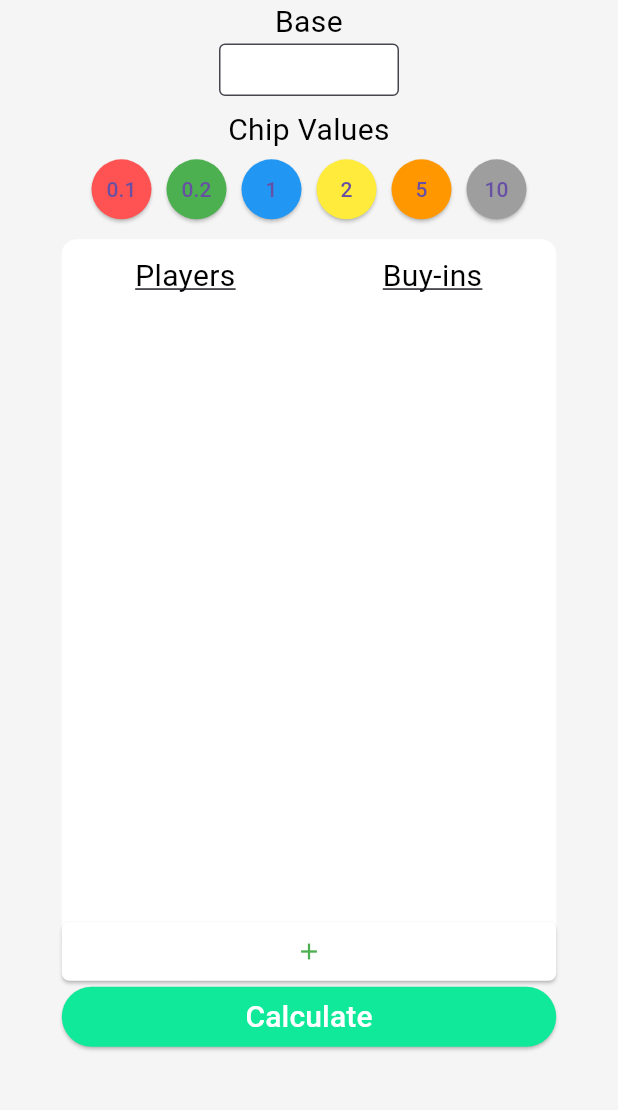
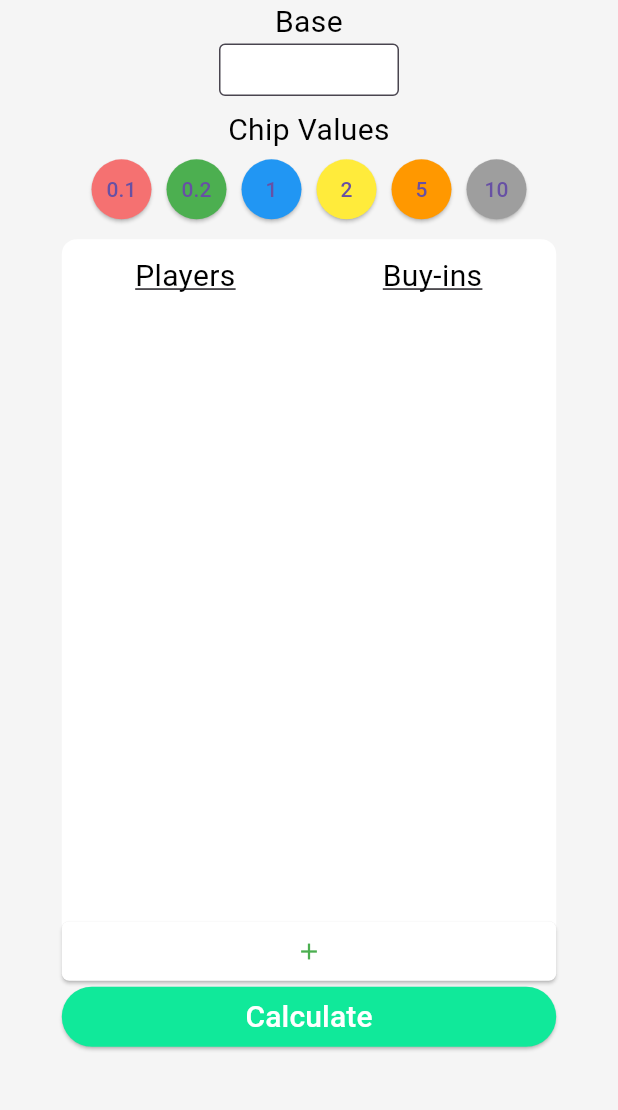
Before and after one commit to Boonpin97/chips_counter_V2, a Flutter app: the screen it shows after launch, on a phone screen of 412 x 824 dp, the part 84-1194 px from its top. Run offline on Flutter 3.47's test engine with Material 3 defaults, Android fonts, the phone set to English and light mode, and no system bars.

Commit message:
Lightened colour of red coin

```diff
--- a/lib/params.dart
+++ b/lib/params.dart
@@ -1,7 +1,7 @@
 import 'package:flutter/material.dart';
 
 double playerbase = 0.0;
-const List<Color> coinColor = [Colors.redAccent, Colors.green, Colors.blue, Colors.yellow, Colors.orange, Colors.grey];
+const List<Color> coinColor = [Color.fromARGB(255, 245, 113, 113), Colors.green, Colors.blue, Colors.yellow, Colors.orange, Colors.grey];
 List<String> denominationList = ['0.1', '0.2', '1', '2', '5', '10'];
 //List<String> denominationList = [];
 
```
